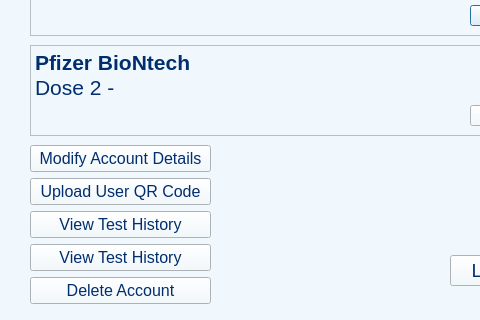
Above: L_A_B_Final_Project/adminmainpage.ui from SourPanda13/106-Group-Assignment before the change; both pictures show x 0 to 480 and y 145 to 465 of the 604 by 465 pixel window. Below: the same form after it.
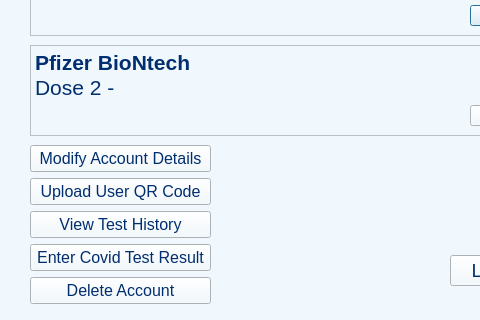
That is the form after the change.

Commit message: Changed test input to admin only

```diff
--- a/L_A_B_Final_Project/adminmainpage.ui
+++ b/L_A_B_Final_Project/adminmainpage.ui
@@ -261,7 +261,7 @@
        <string notr="true">color: rgb(0, 46, 110);</string>
       </property>
       <property name="text">
-       <string>View Test History</string>
+       <string>Enter Covid Test Result</string>
       </property>
      </widget>
     </item>
```
